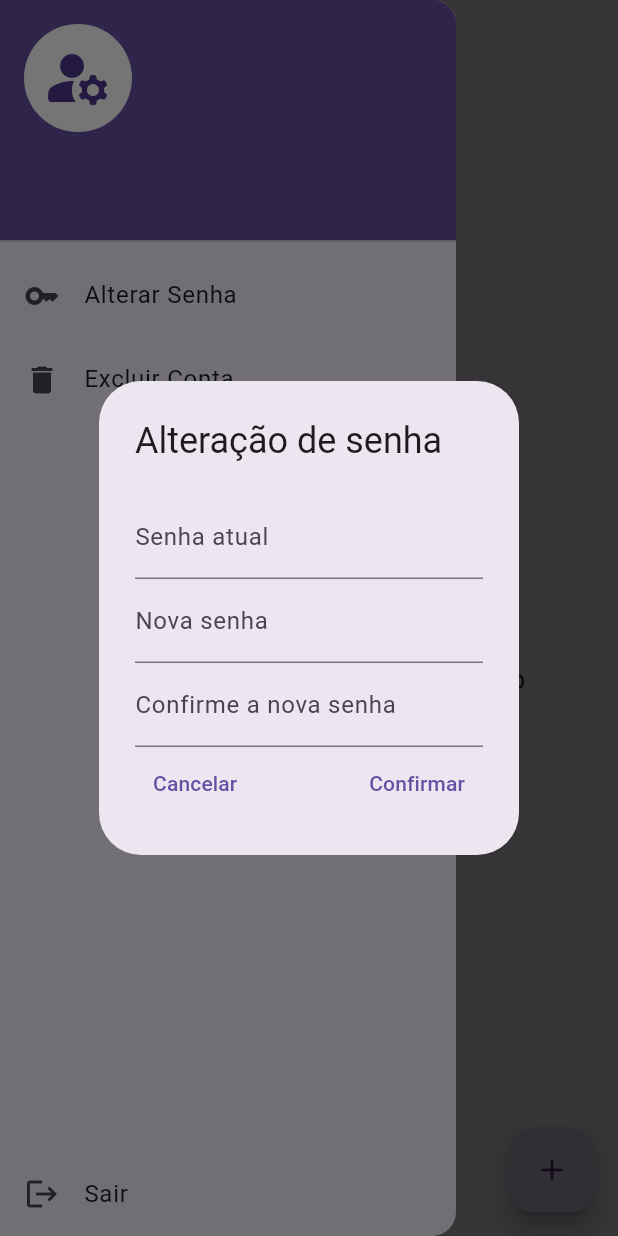
After one commit to Mateus-Leandro/horas_v3, a Flutter app: the screen it shows once a user with an empty profile is signed in, in the side drawer, after a tap on "Alterar Senha", on a phone screen of 412 x 824 dp. The commit adds this screen. Run offline on Flutter 3.47's test engine with Material 3 defaults, Android fonts, the phone set to English and light mode, and no system bars; our stand-ins replace cloud_firestore, firebase_auth, firebase_core, firebase_messaging, google_sign_in, mask_text_input_formatter; accounts and stored records are empty; network calls fail.

Commit message:
Implementada função para alteração de senha do usuário.

```diff
--- a/lib/components/menu.dart
+++ b/lib/components/menu.dart
@@ -2,6 +2,8 @@ import 'package:flutter/material.dart';
 import 'package:firebase_auth/firebase_auth.dart';
 import 'package:horas_v3/screens/delete_user_modal.dart';
 import 'package:horas_v3/services/auth_service.dart';
+
+import '../screens/passwordChangeModal.dart';
 
 class Menu extends StatelessWidget {
   final User user;
@@ -22,17 +24,22 @@ class Menu extends StatelessWidget {
               ),
             ),
             accountName:
-                Text((user.displayName != null) ? user.displayName! : ''),
+            Text((user.displayName != null) ? user.displayName! : ''),
             accountEmail: Text(user.email!),
           ),
-          ListTile(
-            leading: Icon(Icons.logout),
-            title: const Text('Sair'),
-            onTap: () {
-              AuthService().deslogar();
-            },
-          ),
-          Spacer(),
+          if (!googleUser()) ...{
+            ListTile(
+              leading: Icon(Icons.key),
+              title: const Text('Alterar Senha'),
+              onTap: () {
+                showDialog(
+                    context: context,
+                    builder: (BuildContext context) {
+                      return PasswordChangeModal();
+                    });
+              },
+            ),
+          },
           ListTile(
             leading: Icon(Icons.delete),
             title: const Text('Excluir Conta'),
@@ -43,9 +50,26 @@ class Menu extends StatelessWidget {
                     return DeleteUserModal();
                   });
             },
-          )
+          ),
+          Spacer(),
+          ListTile(
+            leading: Icon(Icons.logout),
+            title: const Text('Sair'),
+            onTap: () {
+              AuthService().deslogar();
+            },
+          ),
         ],
       ),
     );
   }
+
+  bool googleUser() {
+    for (final userInfo in user.providerData) {
+      if (userInfo.providerId == 'google.com') {
+        return true;
+      }
+    }
+    return false;
+  }
 }
--- /dev/null
+++ b/lib/screens/passwordChangeModal.dart
@@ -0,0 +1,114 @@
+import 'package:firebase_auth/firebase_auth.dart';
+import 'package:flutter/material.dart';
+import '../services/auth_service.dart';
+
+class PasswordChangeModal extends StatefulWidget {
+  const PasswordChangeModal({super.key});
+
+  @override
+  State<PasswordChangeModal> createState() => _PasswordchangemodalState();
+}
+
+class _PasswordchangemodalState extends State<PasswordChangeModal> {
+  final _formKey = GlobalKey<FormState>();
+  final _senhaController = TextEditingController();
+  final _novaSenhaController = TextEditingController();
+  final _confirmaSenhaController = TextEditingController();
+
+  final _user = FirebaseAuth.instance.currentUser;
+  final AuthService authService = AuthService();
+
+  String? _errorMessage;
+
+  @override
+  Widget build(BuildContext context) {
+    return AlertDialog(
+      title: Text('Alteração de senha'),
+      actions: [
+        Form(
+          key: _formKey,
+          child: Column(
+            children: [
+              TextFormField(
+                  decoration: InputDecoration(labelText: 'Senha atual'),
+                  controller: _senhaController,
+                  obscureText: true,
+                  validator: (value) {
+                    if (value!.isEmpty) {
+                      return 'Senha inválida.';
+                    }
+                    return null;
+                  }),
+              if (_errorMessage != null) ...[
+                Padding(
+                  padding: const EdgeInsets.only(top: 8.0),
+                  child: Text(
+                    _errorMessage!,
+                    style: TextStyle(color: Colors.red),
+                  ),
+                ),
+              ],
+              TextFormField(
+                decoration: InputDecoration(labelText: 'Nova senha'),
+                controller: _novaSenhaController,
+                obscureText: true,
+                validator: (value) {
+                  if (value!.isEmpty) {
+                    return 'Senha inválida.';
+                  }
+                  return null;
+                },
+              ),
+              TextFormField(
+                decoration: InputDecoration(labelText: 'Confirme a nova senha'),
+                controller: _confirmaSenhaController,
+                obscureText: true,
+                validator: (value) {
+                  if (value!.isEmpty) {
+                    return 'Senha inválida.';
+                  }
+                  if (_novaSenhaController.text !=
+                      _confirmaSenhaController.text) {
+                    return 'As Senhas informadas não condizem';
+                  }
+                  return null;
+                },
+              ),
+              Row(
+                mainAxisAlignment: MainAxisAlignment.spaceBetween,
+                children: [
+                  TextButton(
+                    onPressed: () {
+                      Navigator.of(context).pop();
+                    },
+                    child: Text('Cancelar'),
+                  ),
+                  TextButton(
+                    onPressed: () {
+                      if (_formKey.currentState!.validate()) {
+                        authService
+                            .alterarSenha(
+                                senhaAtual: _senhaController.text,
+                                novaSenha: _confirmaSenhaController.text)
+                            .then((error) {
+                          if (error != null) {
+                            setState(() {
+                              _errorMessage = error;
+                            });
+                          } else {
+                            Navigator.of(context).pop();
+                          }
+                        });
+                      }
+                    },
+                    child: Text('Confirmar'),
+                  )
+                ],
+              ),
+            ],
+          ),
+        )
+      ],
+    );
+  }
+}
```
Also changed, not shown: lib/services/auth_service.dart (+25 -7 lines).
